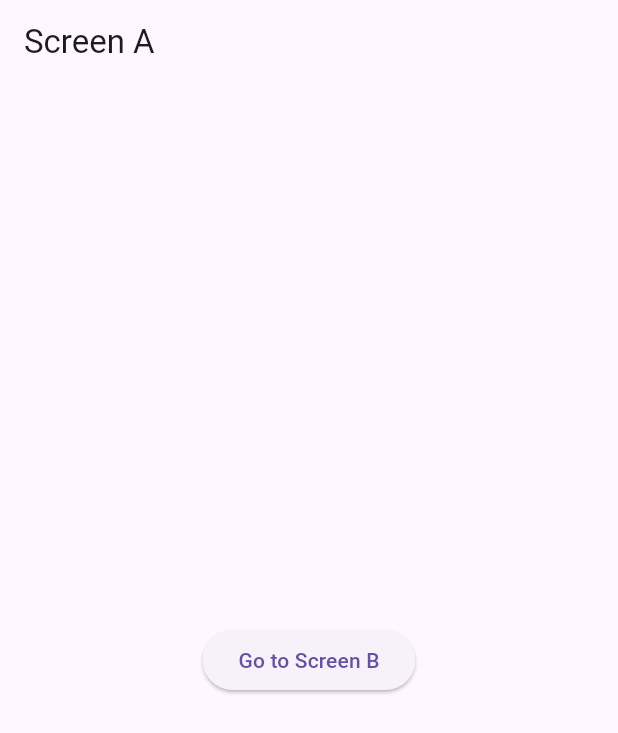
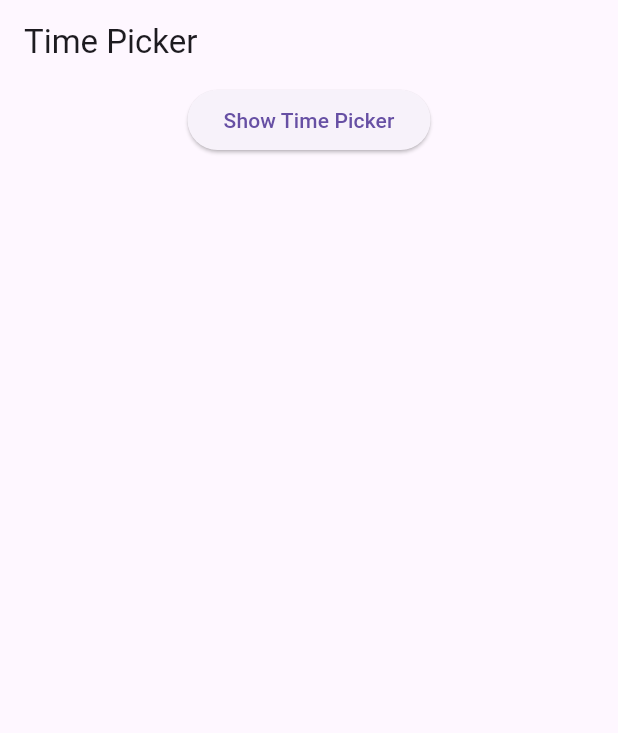
Before and after one commit to MuhammadAliKust/Flutter-B21, a Flutter app: the screen it shows after launch, on a phone screen of 412 x 824 dp. Shown: the top 733 px of the screen. Run offline on Flutter 3.47's test engine with Material 3 defaults, Android fonts, the phone set to English and light mode, and no system bars; our stand-ins replace smooth_page_indicator, string_validator.

Commit message:
Date and Time Picker Done

```diff
--- a/lib/main.dart
+++ b/lib/main.dart
@@ -7,11 +7,13 @@
 import 'package:flutter_b21/providers/user.dart';
 import 'package:flutter_b21/screen_a.dart';
 import 'package:flutter_b21/tab_bar.dart';
+import 'package:flutter_b21/time_picker.dart';
 import 'package:provider/provider.dart';
 
 import 'Student_profile.dart';
 import 'asset_image.dart';
 import 'bottom_sheet.dart';
+import 'date_picker.dart';
 import 'dialog_box.dart';
 import 'dynamic_list_view.dart';
 import 'list_view_demo.dart';
@@ -32,7 +34,7 @@
   @override
   Widget build(BuildContext context) {
     return MaterialApp(
-      home: ScreenAView(),
+      home: TimePickerDemo(),
       // home: Scaffold(
       //   backgroundColor: Colors.yellow,
       //   appBar: AppBar(
--- /dev/null
+++ b/lib/time_picker.dart
@@ -0,0 +1,40 @@
+import 'package:flutter/material.dart';
+import 'package:intl/intl.dart';
+
+class TimePickerDemo extends StatefulWidget {
+  const TimePickerDemo({super.key});
+
+  @override
+  State<TimePickerDemo> createState() => _TimePickerDemoState();
+}
+
+class _TimePickerDemoState extends State<TimePickerDemo> {
+  TimeOfDay? selectedTime;
+
+  @override
+  Widget build(BuildContext context) {
+    return Scaffold(
+      appBar: AppBar(title: Text("Time Picker")),
+      body: Column(
+        children: [
+          if (selectedTime != null)
+            Text(selectedTime!.format(context), style: TextStyle(fontSize: 30)),
+          Center(
+            child: ElevatedButton(
+              onPressed: () {
+                showTimePicker(
+                  context: context,
+                  initialTime: TimeOfDay.now(),
+                ).then((val) {
+                  selectedTime = val;
+                  setState(() {});
+                });
+              },
+              child: Text("Show Time Picker"),
+            ),
+          ),
+        ],
+      ),
+    );
+  }
+}
--- a/pubspec.yaml
+++ b/pubspec.yaml
@@ -37,6 +37,7 @@
   string_validator: ^1.2.0
   smooth_page_indicator: ^1.2.1
   provider: ^6.1.5
+  intl: ^0.20.2
 
 dev_dependencies:
   flutter_test:
```
Also changed, not shown: lib/date_picker.dart (added, +42 -0 lines), pubspec.lock.
